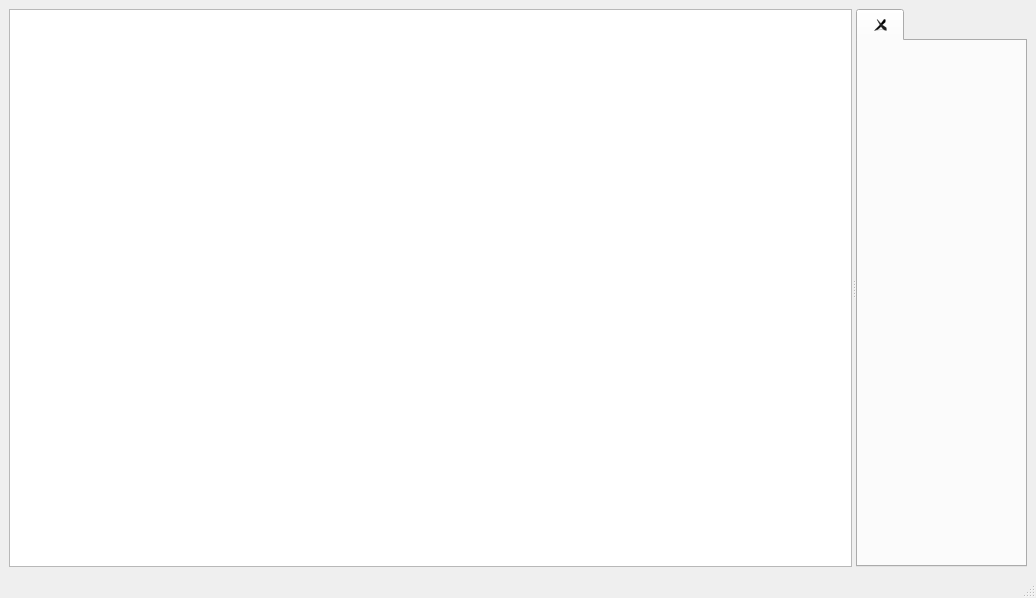
The window that gui/Qt4Designer_files/ui_launcher.ui (NSLS-II/aphla) describes before a commit, drawn with Qt 5.
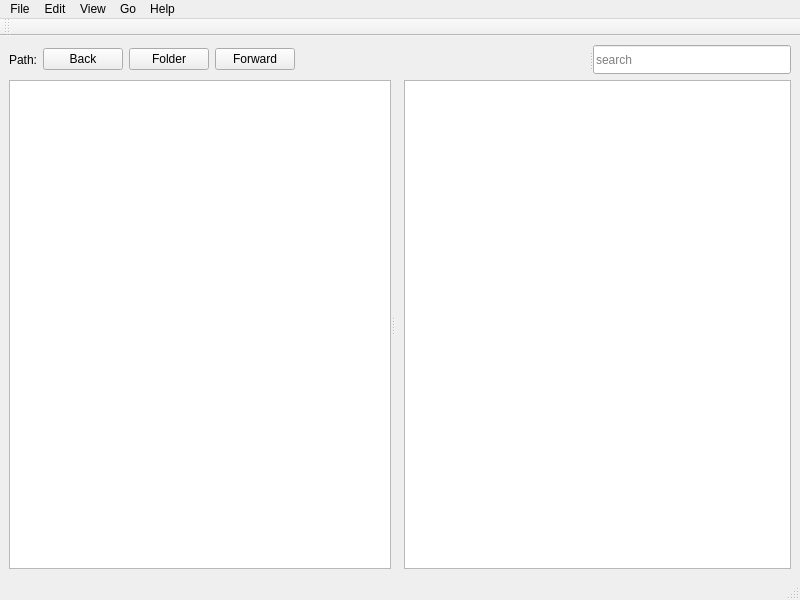
The same window after the commit. The open tabs and pages were chosen to show the change.

Commit message: major update to launcher (search,navigation,etc.)

```diff
--- a/gui/Qt4Designer_files/ui_launcher.ui
+++ b/gui/Qt4Designer_files/ui_launcher.ui
@@ -6,42 +6,156 @@
    <rect>
     <x>0</x>
     <y>0</y>
-    <width>1036</width>
-    <height>598</height>
+    <width>800</width>
+    <height>600</height>
    </rect>
   </property>
   <property name="windowTitle">
    <string>HLA App Launcher</string>
   </property>
   <widget class="QWidget" name="centralwidget">
-   <layout class="QGridLayout" name="gridLayout">
+   <layout class="QGridLayout" name="gridLayout_5">
     <item row="0" column="0">
-     <widget class="QSplitter" name="splitter">
-      <property name="orientation">
-       <enum>Qt::Horizontal</enum>
-      </property>
-      <widget class="QTreeView" name="treeView">
-       <property name="midLineWidth">
-        <number>0</number>
-       </property>
-      </widget>
-      <widget class="QTabWidget" name="tabWidget">
-       <property name="currentIndex">
-        <number>0</number>
-       </property>
-       <property name="tabsClosable">
-        <bool>true</bool>
-       </property>
-       <property name="movable">
-        <bool>true</bool>
-       </property>
-       <widget class="QWidget" name="widget">
-        <attribute name="title">
-         <string/>
-        </attribute>
+     <layout class="QVBoxLayout" name="verticalLayout">
+      <item>
+       <widget class="QSplitter" name="splitter_2">
+        <property name="orientation">
+         <enum>Qt::Horizontal</enum>
+        </property>
+        <widget class="QWidget" name="layoutWidget">
+         <layout class="QHBoxLayout" name="horizontalLayout">
+          <item>
+           <widget class="QLabel" name="label">
+            <property name="text">
+             <string>Path:</string>
+            </property>
+           </widget>
+          </item>
+          <item>
+           <widget class="QStackedWidget" name="stackedWidget_path">
+            <property name="maximumSize">
+             <size>
+              <width>16777215</width>
+              <height>49</height>
+             </size>
+            </property>
+            <property name="currentIndex">
+             <number>0</number>
+            </property>
+            <widget class="QWidget" name="page_path_lineEdit">
+             <layout class="QGridLayout" name="gridLayout_3">
+              <property name="margin">
+               <number>0</number>
+              </property>
+              <item row="0" column="0">
+               <widget class="QLineEdit" name="lineEdit_path"/>
+              </item>
+             </layout>
+            </widget>
+            <widget class="QWidget" name="page_4">
+             <layout class="QGridLayout" name="gridLayout_4">
+              <property name="margin">
+               <number>0</number>
+              </property>
+              <item row="0" column="0">
+               <widget class="QPushButton" name="pushButton_path_button_list_back">
+                <property name="text">
+                 <string>Back</string>
+                </property>
+               </widget>
+              </item>
+              <item row="0" column="1">
+               <widget class="QPushButton" name="pushButton_path_button_list_1">
+                <property name="text">
+                 <string>Folder</string>
+                </property>
+               </widget>
+              </item>
+              <item row="0" column="2">
+               <widget class="QPushButton" name="pushButton_path_button_list_forward">
+                <property name="text">
+                 <string>Forward</string>
+                </property>
+               </widget>
+              </item>
+              <item row="0" column="3">
+               <spacer name="horizontalSpacer">
+                <property name="orientation">
+                 <enum>Qt::Horizontal</enum>
+                </property>
+                <property name="sizeHint" stdset="0">
+                 <size>
+                  <width>30</width>
+                  <height>20</height>
+                 </size>
+                </property>
+               </spacer>
+              </item>
+             </layout>
+            </widget>
+           </widget>
+          </item>
+         </layout>
+        </widget>
+        <widget class="QLineEdit" name="lineEdit_search">
+         <property name="maximumSize">
+          <size>
+           <width>16777215</width>
+           <height>29</height>
+          </size>
+         </property>
+         <property name="placeholderText">
+          <string>search</string>
+         </property>
+        </widget>
        </widget>
-      </widget>
-     </widget>
+      </item>
+      <item>
+       <widget class="QSplitter" name="splitterPanes">
+        <property name="orientation">
+         <enum>Qt::Horizontal</enum>
+        </property>
+        <widget class="QTreeView" name="treeViewSide"/>
+        <widget class="QStackedWidget" name="stackedWidgetMainPane">
+         <property name="currentIndex">
+          <number>1</number>
+         </property>
+         <widget class="QWidget" name="page">
+          <layout class="QGridLayout" name="gridLayout">
+           <property name="topMargin">
+            <number>0</number>
+           </property>
+           <property name="rightMargin">
+            <number>0</number>
+           </property>
+           <property name="bottomMargin">
+            <number>0</number>
+           </property>
+           <item row="0" column="0">
+            <widget class="QTreeView" name="treeViewMain"/>
+           </item>
+          </layout>
+         </widget>
+         <widget class="QWidget" name="page_2">
+          <layout class="QGridLayout" name="gridLayout_2">
+           <property name="topMargin">
+            <number>0</number>
+           </property>
+           <property name="rightMargin">
+            <number>0</number>
+           </property>
+           <property name="bottomMargin">
+            <number>0</number>
+           </property>
+           <item row="0" column="0">
+            <widget class="QListView" name="listViewMain"/>
+           </item>
+          </layout>
+         </widget>
+        </widget>
+       </widget>
+      </item>
+     </layout>
     </item>
    </layout>
   </widget>
@@ -50,12 +164,85 @@
     <rect>
      <x>0</x>
      <y>0</y>
-     <width>1036</width>
+     <width>800</width>
      <height>23</height>
     </rect>
    </property>
+   <widget class="QMenu" name="menuFile">
+    <property name="title">
+     <string>File</string>
+    </property>
+   </widget>
+   <widget class="QMenu" name="menuEdit">
+    <property name="title">
+     <string>Edit</string>
+    </property>
+   </widget>
+   <widget class="QMenu" name="menuView">
+    <property name="title">
+     <string>View</string>
+    </property>
+    <addaction name="actionIcons"/>
+    <addaction name="actionList"/>
+    <addaction name="actionDetails"/>
+    <addaction name="separator"/>
+    <addaction name="actionVisible_Columns"/>
+    <addaction name="separator"/>
+    <addaction name="actionSide_Pane"/>
+   </widget>
+   <widget class="QMenu" name="menuGo">
+    <property name="title">
+     <string>Go</string>
+    </property>
+   </widget>
+   <widget class="QMenu" name="menuHelp">
+    <property name="title">
+     <string>Help</string>
+    </property>
+   </widget>
+   <addaction name="menuFile"/>
+   <addaction name="menuEdit"/>
+   <addaction name="menuView"/>
+   <addaction name="menuGo"/>
+   <addaction name="menuHelp"/>
   </widget>
   <widget class="QStatusBar" name="statusbar"/>
+  <widget class="QToolBar" name="toolBar">
+   <property name="windowTitle">
+    <string>toolBar</string>
+   </property>
+   <attribute name="toolBarArea">
+    <enum>TopToolBarArea</enum>
+   </attribute>
+   <attribute name="toolBarBreak">
+    <bool>false</bool>
+   </attribute>
+  </widget>
+  <action name="actionIcons">
+   <property name="text">
+    <string>Icons</string>
+   </property>
+  </action>
+  <action name="actionList">
+   <property name="text">
+    <string>List</string>
+   </property>
+  </action>
+  <action name="actionDetails">
+   <property name="text">
+    <string>Details</string>
+   </property>
+  </action>
+  <action name="actionVisible_Columns">
+   <property name="text">
+    <string>Visible Columns...</string>
+   </property>
+  </action>
+  <action name="actionSide_Pane">
+   <property name="text">
+    <string>Side Pane</string>
+   </property>
+  </action>
  </widget>
  <resources/>
  <connections/>
```
Left out of the diff: 2 changed lines with no effect on the pictures. The commit also changes 10 other files.
